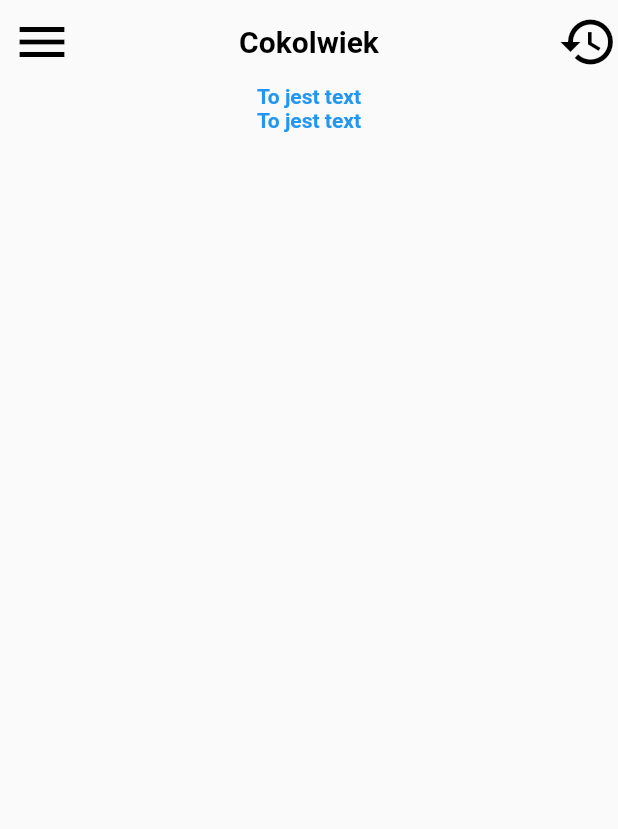
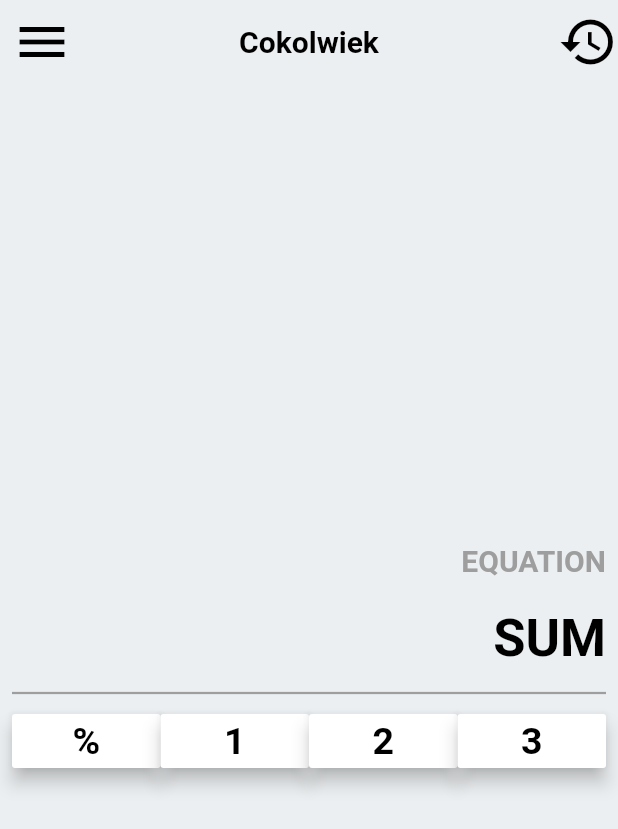
Before and after one commit to MarasDriver/first, a Flutter app: the screen it shows after launch, on a phone screen of 412 x 824 dp. Shown: the top 829 px of the screen. Run offline on Flutter 3.47's test engine with Material 2 defaults, Android fonts, the phone set to English and light mode, and no system bars.

Commit message:
kalkulator 1 linijka

```diff
--- a/lib/main.dart
+++ b/lib/main.dart
@@ -16,7 +16,7 @@ class MyApp extends StatelessWidget {
       theme: ThemeData(
         primarySwatch: Colors.green,
       ),
-      home: const HomePage(),
+      home: HomePage(),
     );
   }
 }
--- a/lib/screens/home.dart
+++ b/lib/screens/home.dart
@@ -2,17 +2,21 @@ import 'package:calculator/widgets/text_widget.dart';
 import 'package:flutter/material.dart';
 
 class HomePage extends StatelessWidget {
-  const HomePage({Key? key}) : super(key: key);
+  HomePage({Key? key}) : super(key: key);
 
+  String equation = "EQUATION";
+  String sum = "SUM";
   @override
   Widget build(BuildContext context) {
     return Scaffold(
+        backgroundColor: Colors.blueGrey[50],
         appBar: AppBar(
           elevation: 0,
           backgroundColor: Colors.transparent,
           title: MyTextWidget(
             text: "Cokolwiek",
             color: Colors.black,
+            size: 20,
           ),
           centerTitle: true,
           leading: const Icon(
@@ -28,24 +32,93 @@ class HomePage extends StatelessWidget {
             ),
           ],
         ),
-        body: Column(
-          mainAxisSize: MainAxisSize.min,
-          // mainAxisAlignment: MainAxisAlignment.center,
-          // crossAxisAlignment: CrossAxisAlignment.center,
-          children: [
-            Center(
-              child: MyTextWidget(
-                text: 'To jest text',
-                color: Colors.blue,
+        body: Padding(
+          padding: const EdgeInsets.all(8.0),
+          child: Column(
+            crossAxisAlignment: CrossAxisAlignment.end,
+            // mainAxisSize: MainAxisSize.min,
+            // crossAxisAlignment: CrossAxisAlignment.center,
+            mainAxisAlignment: MainAxisAlignment.center,
+
+            children: [
+              Row(
+                mainAxisAlignment: MainAxisAlignment.end,
+                children: [
+                  MyTextWidget(
+                    text: equation,
+                    color: Colors.grey,
+                    size: 20,
+                  ),
+                ],
               ),
-            ),
-            Center(
-              child: MyTextWidget(
-                text: 'To jest text',
-                color: Colors.blue,
+              const SizedBox(
+                height: 20.0,
               ),
-            )
-          ],
+              Row(
+                mainAxisAlignment: MainAxisAlignment.end,
+                children: [
+                  MyTextWidget(
+                    text: sum,
+                    color: Colors.black,
+                    size: 35,
+                  ),
+                ],
+              ),
+              const SizedBox(
+                height: 8.0,
+              ),
+              const Divider(
+                thickness: 1.5,
+                color: Colors.grey,
+              ),
+              Row(
+                children: [
+                  myButton(
+                    "%",
+                    () {
+                      print("Have a crappy day!");
+                    },
+                  ),
+                  myButton(
+                    "1",
+                    () {
+                      print("Have a crappy day!");
+                    },
+                  ),
+                  myButton(
+                    "2",
+                    () {
+                      print("Have a crappy day!");
+                    },
+                  ),
+                  myButton(
+                    "3",
+                    () {
+                      print("Have a crappy day!");
+                    },
+                  ),
+                ],
+              )
+            ],
+          ),
         ));
   }
+
+  Widget myButton(
+    String text,
+    function,
+  ) {
+    return Expanded(
+      child: MaterialButton(
+        elevation: 5,
+        color: Colors.white,
+        child: MyTextWidget(
+          color: Colors.black,
+          size: 25,
+          text: text,
+        ),
+        onPressed: function,
+      ),
+    );
+  }
 }
--- a/lib/widgets/text_widget.dart
+++ b/lib/widgets/text_widget.dart
@@ -4,7 +4,13 @@ class MyTextWidget extends StatelessWidget {
   String? text;
   // late String text; - to samo co String? - zaciągnie ta daną potem
   Color? color;
-  MyTextWidget({this.text, this.color});
+  double? size;
+
+  MyTextWidget({
+    this.text,
+    this.color,
+    this.size,
+  });
 
   @override
   Widget build(BuildContext context) {
@@ -13,6 +19,7 @@ class MyTextWidget extends StatelessWidget {
       style: TextStyle(
         color: color!,
         fontWeight: FontWeight.bold,
+        fontSize: size,
       ),
     );
   }
```
